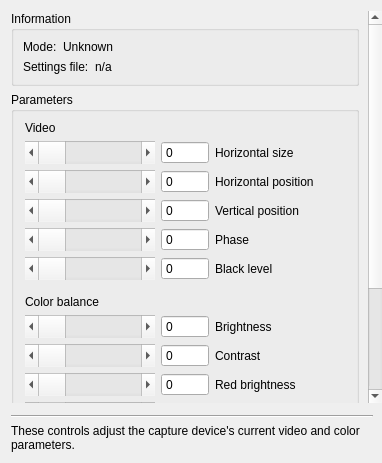
Qt form src/display/qt/dialogs/ui/video_and_color_dialog.ui (mrehkopf/vcs) before a commit.
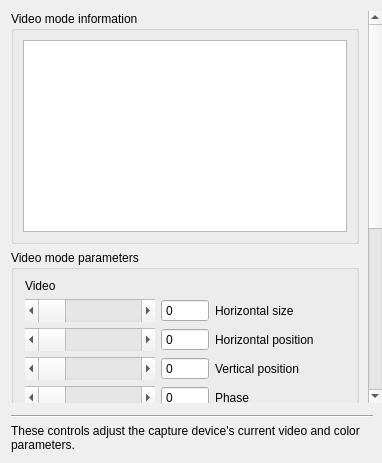
The same form after that commit. Custom widgets are drawn as their Qt base class.

Commit message:
ui/video-and-color-dialog: Use PropertyTable to display...
...video mode information.

```diff
--- a/src/display/qt/dialogs/ui/video_and_color_dialog.ui
+++ b/src/display/qt/dialogs/ui/video_and_color_dialog.ui
@@ -31,7 +31,7 @@
         <x>0</x>
         <y>0</y>
         <width>359</width>
-        <height>612</height>
+        <height>760</height>
        </rect>
       </property>
       <layout class="QVBoxLayout" name="verticalLayout">
@@ -52,57 +52,18 @@
        </property>
        <item>
         <widget class="QGroupBox" name="groupBox_meta">
+         <property name="sizePolicy">
+          <sizepolicy hsizetype="Preferred" vsizetype="Minimum">
+           <horstretch>0</horstretch>
+           <verstretch>0</verstretch>
+          </sizepolicy>
+         </property>
          <property name="title">
-          <string>Information</string>
+          <string>Video mode information</string>
          </property>
          <layout class="QVBoxLayout" name="verticalLayout_4">
           <item>
-           <layout class="QHBoxLayout" name="horizontalLayout">
-            <item>
-             <widget class="QLabel" name="label_14">
-              <property name="sizePolicy">
-               <sizepolicy hsizetype="Fixed" vsizetype="Preferred">
-                <horstretch>0</horstretch>
-                <verstretch>0</verstretch>
-               </sizepolicy>
-              </property>
-              <property name="text">
-               <string>Mode:</string>
-              </property>
-             </widget>
-            </item>
-            <item>
-             <widget class="QLabel" name="label_currentInputMode">
-              <property name="text">
-               <string>Unknown</string>
-              </property>
-             </widget>
-            </item>
-           </layout>
-          </item>
-          <item>
-           <layout class="QHBoxLayout" name="horizontalLayout_2">
-            <item>
-             <widget class="QLabel" name="label_15">
-              <property name="sizePolicy">
-               <sizepolicy hsizetype="Fixed" vsizetype="Preferred">
-                <horstretch>0</horstretch>
-                <verstretch>0</verstretch>
-               </sizepolicy>
-              </property>
-              <property name="text">
-               <string>Settings file:</string>
-              </property>
-             </widget>
-            </item>
-            <item>
-             <widget class="QLabel" name="label_settingsFilename">
-              <property name="text">
-               <string>n/a</string>
-              </property>
-             </widget>
-            </item>
-           </layout>
+           <widget class="PropertyTable" name="tableWidget_propertyTable"/>
           </item>
          </layout>
         </widget>
@@ -110,7 +71,7 @@
        <item>
         <widget class="QGroupBox" name="groupBox_videoAdjust">
          <property name="title">
-          <string>Parameters</string>
+          <string>Video mode parameters</string>
          </property>
          <layout class="QGridLayout" name="gridLayout" columnstretch="3,0,0,0,0">
           <property name="leftMargin">
@@ -927,6 +888,13 @@
    </item>
   </layout>
  </widget>
+ <customwidgets>
+  <customwidget>
+   <class>PropertyTable</class>
+   <extends>QTableWidget</extends>
+   <header>QTableWidget_property_table.h</header>
+  </customwidget>
+ </customwidgets>
  <resources/>
  <connections/>
 </ui>
```
The commit also changes 2 other files.
